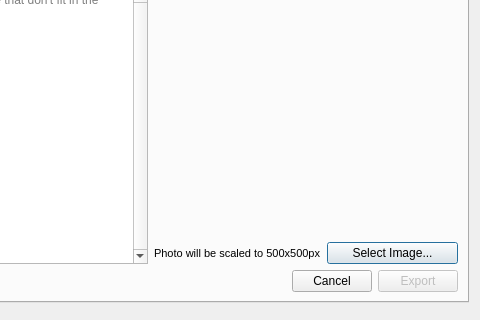
The window that ground/openpilotgcs/src/plugins/setupwizard/vehicletemplateexportdialog.ui (openpilot/OpenPilot) describes before a commit, drawn with Qt 5; both pictures show x 130 to 610 and y 380 to 700 of the 610 by 700 pixel window.
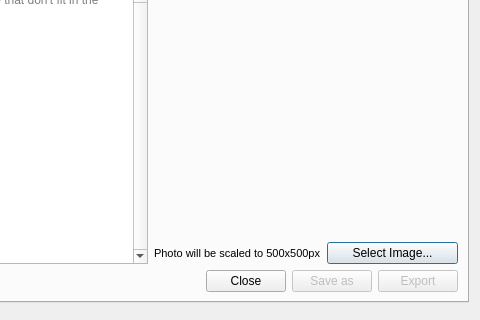
The same window after the commit. Custom widgets are drawn as their Qt base class.

Commit message: OP-1763 Added function to save template in default location.

What changed in the file:
```diff
--- a/ground/openpilotgcs/src/plugins/setupwizard/vehicletemplateexportdialog.ui
+++ b/ground/openpilotgcs/src/plugins/setupwizard/vehicletemplateexportdialog.ui
@@ -507,7 +507,20 @@
           <item>
            <widget class="QPushButton" name="cancelBtn">
             <property name="text">
-             <string>Cancel</string>
+             <string>Close</string>
+            </property>
+           </widget>
+          </item>
+          <item>
+           <widget class="QPushButton" name="saveAsBtn">
+            <property name="enabled">
+             <bool>false</bool>
+            </property>
+            <property name="text">
+             <string>Save as</string>
+            </property>
+            <property name="autoDefault">
+             <bool>false</bool>
             </property>
            </widget>
           </item>
```
Left out of the diff: 44 changed lines with no effect on the pictures. The commit also changes 2 other files.
